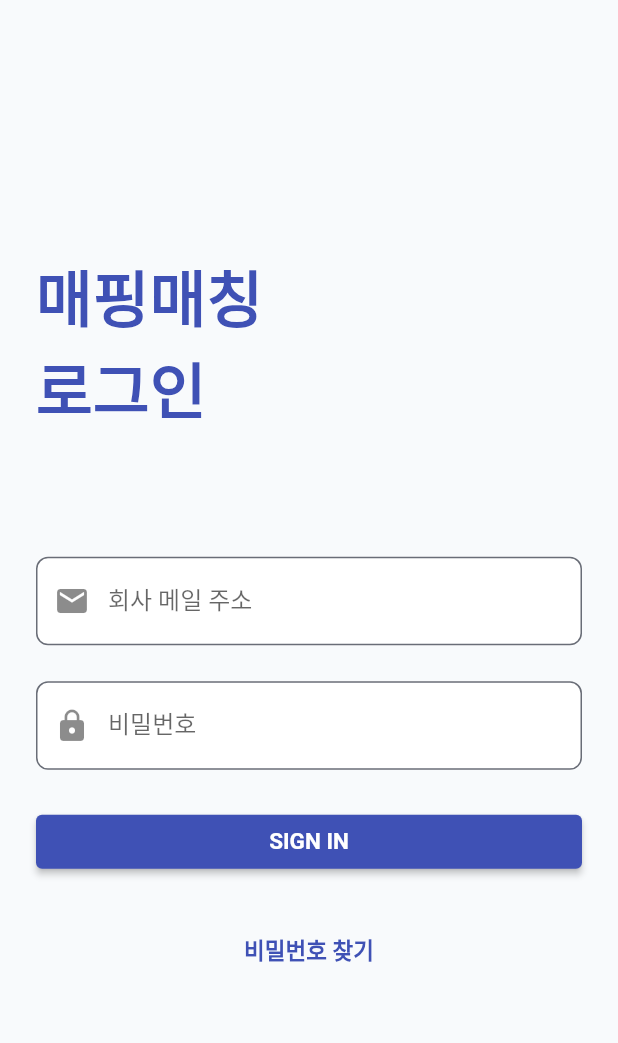
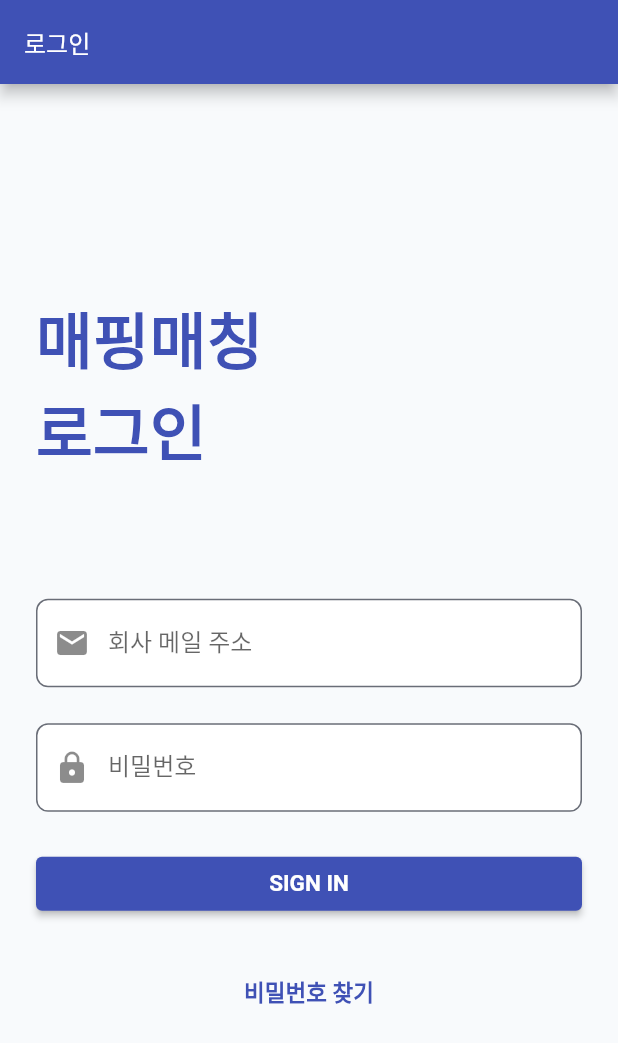
Before and after one commit to kyungsnim/make_destiny, a Flutter app: the ResetPasswordUI screen opened by its route, after a tap on "SEND PASSWORD RESET", after a tap on "Sign In", on a phone screen of 412 x 824 dp. Shown: the top 1043 px of the screen. Run offline on Flutter 3.47's test engine with Material 2 defaults, Android fonts, the phone set to English and light mode, and no system bars; our stand-ins replace cloud_firestore, convex_bottom_bar, csv, firebase_auth, firebase_core, get and 1 more; accounts and stored records are empty; Roboto replaces fonts that are missing (ProductSans).

Commit message:
2021.07.27 (화) - 메인 로그인화면, 회사 메일로 회원가입 부분 구현 필요

```diff
--- a/lib/controllers/auth_controller.dart
+++ b/lib/controllers/auth_controller.dart
@@ -56,9 +56,9 @@ class AuthController extends GetxController {
     /// 앱 시작시 기존 로그인했던 사용자라면 바로 HomeUI로, 로그인 필요한 사용자라면 SignInUI 페이지로 이동
     if (_firebaseUser == null) {
       print('Send to signin');
-      Get.offAll(SignUpOrSignInUI()); // SignInUI());
+      Get.offAll(() => SignUpOrSignInUI()); // SignInUI());
     } else {
-      Get.offAll(HomeUI(0));
+      Get.offAll(() => HomeUI(0));
     }
   }
 
--- a/lib/ui/auth/sign_in_ui.dart
+++ b/lib/ui/auth/sign_in_ui.dart
@@ -14,6 +14,9 @@ class SignInUI extends StatelessWidget {
 
   Widget build(BuildContext context) {
     return Scaffold(
+      appBar: AppBar(
+        title: Text('로그인', style: TextStyle(color: Colors.white)),
+      ),
       body: Form(
         key: _formKey,
         child: Padding(
```
